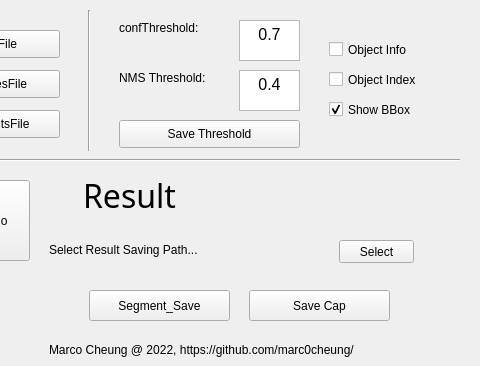
This is CPP-Qt/QYoloImageDetection/QYoloImageDetection.ui in marc0cheung/YOLOv4_Detection_dnnOpenCV as Qt 5 draws it before an edit; both pictures show x 531 to 1011 and y 0 to 366 of the 1011 by 366 pixel window. The edited form follows.
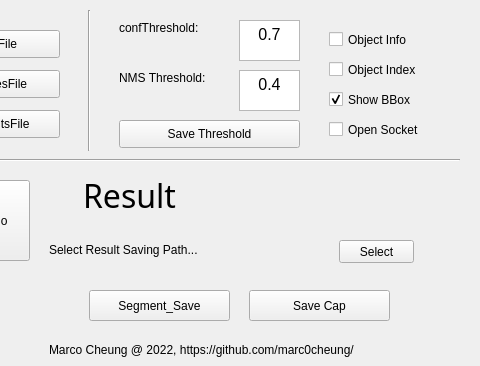
This is the edited form.

Patch:
```diff
--- a/CPP-Qt/QYoloImageDetection/QYoloImageDetection.ui
+++ b/CPP-Qt/QYoloImageDetection/QYoloImageDetection.ui
@@ -78,7 +78,7 @@
     <property name="geometry">
      <rect>
       <x>860</x>
-      <y>100</y>
+      <y>90</y>
       <width>111</width>
       <height>19</height>
      </rect>
@@ -291,7 +291,7 @@
     <property name="geometry">
      <rect>
       <x>860</x>
-      <y>40</y>
+      <y>30</y>
       <width>121</width>
       <height>19</height>
      </rect>
@@ -354,7 +354,7 @@
     <property name="geometry">
      <rect>
       <x>860</x>
-      <y>70</y>
+      <y>60</y>
       <width>121</width>
       <height>19</height>
      </rect>
@@ -446,6 +446,25 @@
      <string>Marco Cheung @ 2022, https://github.com/marc0cheung/</string>
     </property>
    </widget>
+   <widget class="QCheckBox" name="openSocketCheckbox">
+    <property name="enabled">
+     <bool>true</bool>
+    </property>
+    <property name="geometry">
+     <rect>
+      <x>860</x>
+      <y>120</y>
+      <width>131</width>
+      <height>19</height>
+     </rect>
+    </property>
+    <property name="text">
+     <string>Open Socket</string>
+    </property>
+    <property name="checked">
+     <bool>false</bool>
+    </property>
+   </widget>
   </widget>
  </widget>
  <layoutdefault spacing="6" margin="11"/>
```
